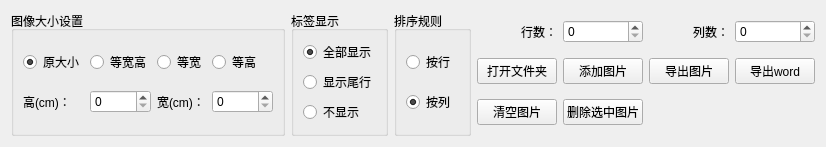
Before: the Qt Designer form components/menu.ui in xjxkeep/ImageTool, drawn with Qt 5.
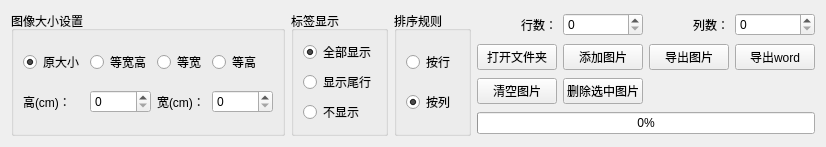
After: the same form once the commit is applied.

Diff of the .ui file:
```diff
--- a/components/menu.ui
+++ b/components/menu.ui
@@ -7,7 +7,7 @@
     <x>0</x>
     <y>0</y>
     <width>786</width>
-    <height>110</height>
+    <height>124</height>
    </rect>
   </property>
   <property name="windowTitle">
@@ -258,6 +258,16 @@
        </property>
       </widget>
      </item>
+     <item row="4" column="0" colspan="4">
+      <widget class="QProgressBar" name="progressBar">
+       <property name="value">
+        <number>0</number>
+       </property>
+       <property name="format">
+        <string>%p%</string>
+       </property>
+      </widget>
+     </item>
     </layout>
    </item>
   </layout>
```
